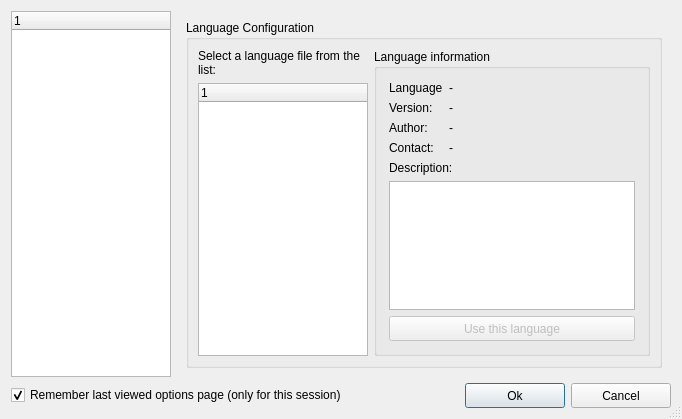
Before: the Qt Designer form ui/options.ui in ckorn/xvst, drawn with Qt 5.
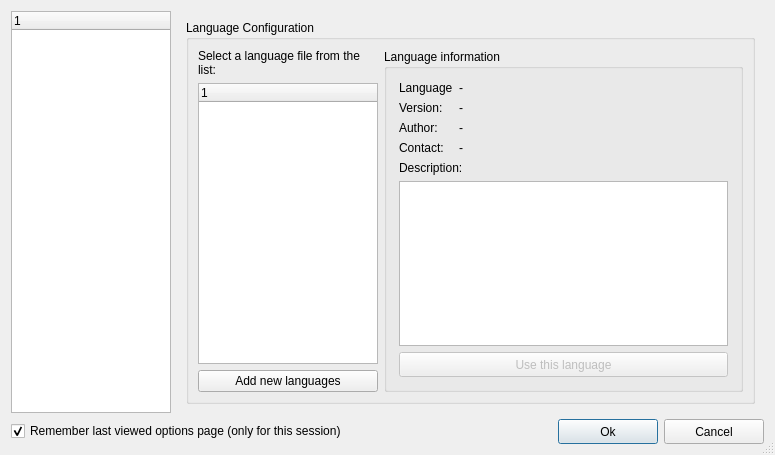
After: the same form once the commit is applied. The open tabs and pages were chosen to show the change. Icons and pictures are not drawn.

The edit to the form file:
```diff
--- a/ui/options.ui
+++ b/ui/options.ui
@@ -1,12 +1,12 @@
 <ui version="4.0" >
  <class>Options</class>
- <widget class="QDialog" name="Options" >
-  <property name="geometry" >
+ <widget class="QDialog" name="Options">
+  <property name="geometry">
    <rect>
     <x>0</x>
     <y>0</y>
-    <width>682</width>
-    <height>409</height>
+    <width>775</width>
+    <height>455</height>
    </rect>
   </property>
   <property name="windowTitle" >
@@ -404,10 +404,10 @@
          <property name="title" >
           <string>Language Configuration </string>
          </property>
-         <layout class="QGridLayout" >
-          <item row="0" column="0" >
-           <widget class="QLabel" name="lblSelectLanguage" >
-            <property name="text" >
+         <layout class="QGridLayout" name="gridLayout">
+          <item row="0" column="0">
+           <widget class="QLabel" name="lblSelectLanguage">
+            <property name="text">
              <string>Select a language file from the list:</string>
             </property>
             <property name="wordWrap" >
@@ -415,10 +415,10 @@
             </property>
            </widget>
           </item>
-          <item rowspan="2" row="0" column="1" >
-           <widget class="QGroupBox" name="gpbLanguageInfo" >
-            <property name="sizePolicy" >
-             <sizepolicy vsizetype="Preferred" hsizetype="Expanding" >
+          <item row="0" column="1" rowspan="3">
+           <widget class="QGroupBox" name="gpbLanguageInfo">
+            <property name="sizePolicy">
+             <sizepolicy hsizetype="Expanding" vsizetype="Preferred">
               <horstretch>0</horstretch>
               <verstretch>0</verstretch>
              </sizepolicy>
@@ -426,23 +426,14 @@
             <property name="title" >
              <string>Language information</string>
             </property>
-            <layout class="QGridLayout" >
-             <property name="leftMargin" >
+            <layout class="QGridLayout">
+             <property name="margin">
               <number>12</number>
              </property>
-             <property name="topMargin" >
-              <number>12</number>
-             </property>
-             <property name="rightMargin" >
-              <number>12</number>
-             </property>
-             <property name="bottomMargin" >
-              <number>12</number>
-             </property>
-             <item row="0" column="0" >
-              <widget class="QLabel" name="lblLanguageTitle" >
-               <property name="sizePolicy" >
-                <sizepolicy vsizetype="Preferred" hsizetype="Fixed" >
+             <item row="0" column="0">
+              <widget class="QLabel" name="lblLanguageTitle">
+               <property name="sizePolicy">
+                <sizepolicy hsizetype="Fixed" vsizetype="Preferred">
                  <horstretch>0</horstretch>
                  <verstretch>0</verstretch>
                 </sizepolicy>
@@ -452,17 +443,17 @@
                </property>
               </widget>
              </item>
-             <item row="0" column="1" >
-              <widget class="QLabel" name="lblLanguage" >
-               <property name="text" >
+             <item row="0" column="1">
+              <widget class="QLabel" name="lblLanguage">
+               <property name="text">
                 <string>-</string>
                </property>
               </widget>
              </item>
-             <item row="1" column="0" >
-              <widget class="QLabel" name="lblVersionTitle" >
-               <property name="sizePolicy" >
-                <sizepolicy vsizetype="Preferred" hsizetype="Fixed" >
+             <item row="1" column="0">
+              <widget class="QLabel" name="lblVersionTitle">
+               <property name="sizePolicy">
+                <sizepolicy hsizetype="Fixed" vsizetype="Preferred">
                  <horstretch>0</horstretch>
                  <verstretch>0</verstretch>
                 </sizepolicy>
@@ -472,17 +463,17 @@
                </property>
               </widget>
              </item>
-             <item row="1" column="1" >
-              <widget class="QLabel" name="lblVersion" >
-               <property name="text" >
+             <item row="1" column="1">
+              <widget class="QLabel" name="lblVersion">
+               <property name="text">
                 <string>-</string>
                </property>
               </widget>
              </item>
-             <item row="2" column="0" >
-              <widget class="QLabel" name="lblAuthorTitle" >
-               <property name="sizePolicy" >
-                <sizepolicy vsizetype="Preferred" hsizetype="Fixed" >
+             <item row="2" column="0">
+              <widget class="QLabel" name="lblAuthorTitle">
+               <property name="sizePolicy">
+                <sizepolicy hsizetype="Fixed" vsizetype="Preferred">
                  <horstretch>0</horstretch>
                  <verstretch>0</verstretch>
                 </sizepolicy>
@@ -492,17 +483,17 @@
                </property>
               </widget>
              </item>
-             <item row="2" column="1" >
-              <widget class="QLabel" name="lblAuthor" >
-               <property name="text" >
+             <item row="2" column="1">
+              <widget class="QLabel" name="lblAuthor">
+               <property name="text">
                 <string>-</string>
                </property>
               </widget>
              </item>
-             <item row="3" column="0" >
-              <widget class="QLabel" name="lblContactTitle" >
-               <property name="sizePolicy" >
-                <sizepolicy vsizetype="Preferred" hsizetype="Fixed" >
+             <item row="3" column="0">
+              <widget class="QLabel" name="lblContactTitle">
+               <property name="sizePolicy">
+                <sizepolicy hsizetype="Fixed" vsizetype="Preferred">
                  <horstretch>0</horstretch>
                  <verstretch>0</verstretch>
                 </sizepolicy>
@@ -512,9 +503,9 @@
                </property>
               </widget>
              </item>
-             <item row="3" column="1" >
-              <widget class="QLabel" name="lblContact" >
-               <property name="text" >
+             <item row="3" column="1">
+              <widget class="QLabel" name="lblContact">
+               <property name="text">
                 <string>-</string>
                </property>
                <property name="openExternalLinks" >
@@ -522,19 +513,19 @@
                </property>
               </widget>
              </item>
-             <item row="4" column="0" colspan="2" >
-              <widget class="QLabel" name="lblDescription" >
-               <property name="text" >
+             <item row="4" column="0" colspan="2">
+              <widget class="QLabel" name="lblDescription">
+               <property name="text">
                 <string>Description:</string>
                </property>
               </widget>
              </item>
-             <item row="5" column="0" colspan="2" >
-              <widget class="QTextBrowser" name="rchDescription" />
+             <item row="5" column="0" colspan="2">
+              <widget class="QTextBrowser" name="rchDescription"/>
              </item>
-             <item row="6" column="0" colspan="2" >
-              <widget class="QPushButton" name="btnUseThis" >
-               <property name="enabled" >
+             <item row="6" column="0" colspan="2">
+              <widget class="QPushButton" name="btnUseThis">
+               <property name="enabled">
                 <bool>false</bool>
                </property>
                <property name="sizePolicy" >
@@ -566,9 +557,9 @@
             </layout>
            </widget>
           </item>
-          <item row="1" column="0" >
-           <widget class="QTreeWidget" name="lsvLanguages" >
-            <property name="maximumSize" >
+          <item row="1" column="0">
+           <widget class="QTreeWidget" name="lsvLanguages">
+            <property name="maximumSize">
              <size>
               <width>180</width>
               <height>16777215</height>
@@ -614,6 +605,13 @@
             </column>
            </widget>
           </item>
+          <item row="2" column="0">
+           <widget class="QPushButton" name="btnAddNewLanguages">
+            <property name="text">
+             <string>Add new languages</string>
+            </property>
+           </widget>
+          </item>
          </layout>
         </widget>
        </item>
@@ -1694,11 +1692,11 @@
      </widget>
     </widget>
    </item>
-   <item row="1" column="0" colspan="2" >
-    <layout class="QHBoxLayout" >
+   <item row="1" column="0" colspan="2">
+    <layout class="QHBoxLayout">
      <item>
-      <widget class="QCheckBox" name="chbRememberView" >
-       <property name="toolTip" >
+      <widget class="QCheckBox" name="chbRememberView">
+       <property name="toolTip">
         <string/>
        </property>
        <property name="whatsThis" >
@@ -1710,12 +1708,12 @@
        <property name="accessibleDescription" >
         <string>If this option is checked, on open again the "Options" dialog, the last page viewed (Basic, Language, etc...) is displayed again (only for this session)</string>
        </property>
-       <property name="text" >
+       <property name="checked">
+        <bool>true</bool>
+       </property>
+       <property name="text">
         <string>Remember last viewed options page (only for this session)</string>
        </property>
-       <property name="checked" >
-        <bool>true</bool>
-       </property>
       </widget>
      </item>
      <item>
@@ -1732,8 +1730,8 @@
       </spacer>
      </item>
      <item>
-      <widget class="QPushButton" name="btnOk" >
-       <property name="minimumSize" >
+      <widget class="QPushButton" name="btnOk">
+       <property name="minimumSize">
         <size>
          <width>100</width>
          <height>25</height>
@@ -1757,8 +1755,8 @@
       </widget>
      </item>
      <item>
-      <widget class="QPushButton" name="btnCancel" >
-       <property name="minimumSize" >
+      <widget class="QPushButton" name="btnCancel">
+       <property name="minimumSize">
         <size>
          <width>100</width>
          <height>25</height>
```
Left out of the diff: 1071 changed lines with no effect on the pictures.
